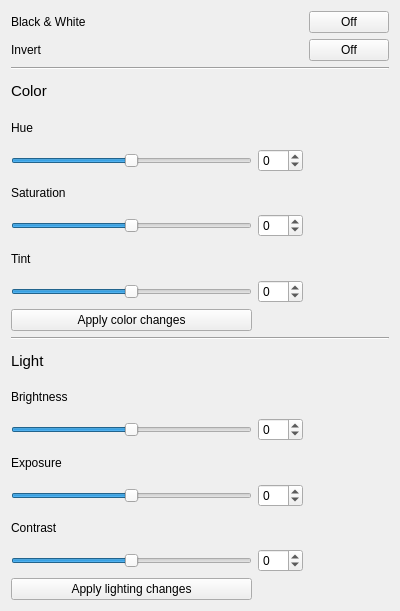
The window that Palette/ColorControls.ui (JosefNatanael/ThePhotoEditor) describes before a commit, drawn with Qt 5.
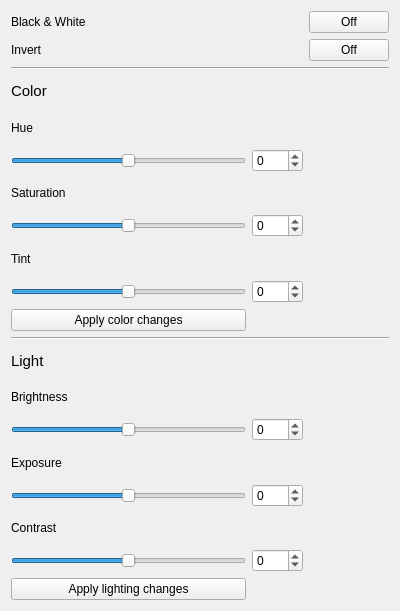
The same window after the commit.

```diff
--- a/Palette/ColorControls.ui
+++ b/Palette/ColorControls.ui
@@ -69,10 +69,10 @@
    <item row="5" column="1">
     <widget class="QSpinBox" name="hueSpinBox">
      <property name="minimum">
-      <number>-50</number>
+      <number>-180</number>
      </property>
      <property name="maximum">
-      <number>50</number>
+      <number>180</number>
      </property>
      <property name="value">
       <number>0</number>
@@ -231,10 +231,10 @@
    <item row="5" column="0">
     <widget class="QSlider" name="hueSlider">
      <property name="minimum">
-      <number>-50</number>
+      <number>-180</number>
      </property>
      <property name="maximum">
-      <number>50</number>
+      <number>180</number>
      </property>
      <property name="value">
       <number>0</number>
```
